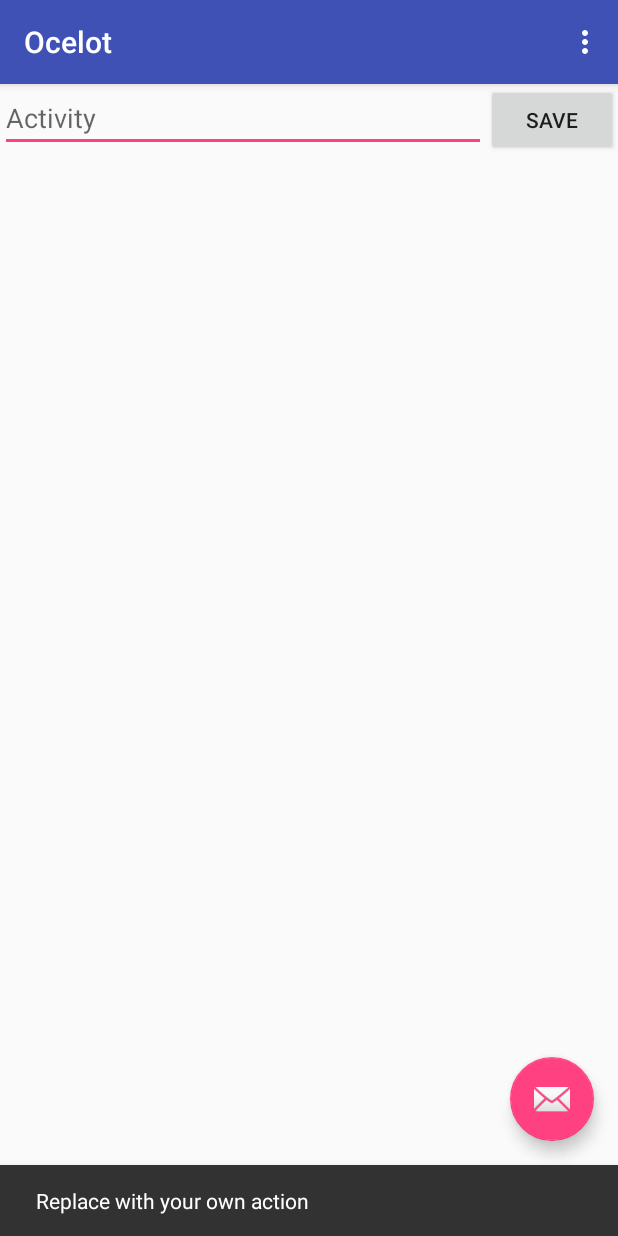
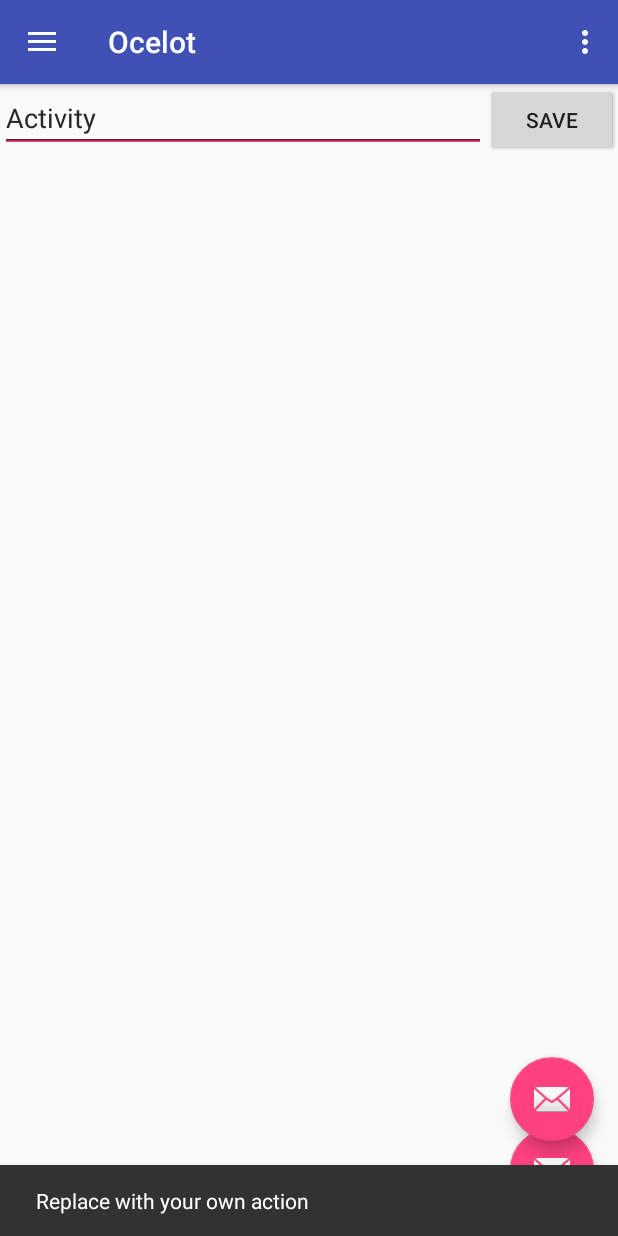
Before and after one commit to TheRoamingHare/ocelot-mobile, an Android app: the screen it shows after launch (MainActivity), after a tap on an icon or button, on a phone screen of 412 x 824 dp. Run offline under Robolectric (Android 15) with nearby library versions, the phone set to English and light mode, and no system bars.

Commit message:
navigation bar

```diff
--- a/app/src/main/java/com/mobile/ocelot/ocelot_mobile_test/MainActivity.java
+++ b/app/src/main/java/com/mobile/ocelot/ocelot_mobile_test/MainActivity.java
@@ -2,7 +2,11 @@ package com.mobile.ocelot.ocelot_mobile_test;
 
 import android.os.Bundle;
 import android.support.design.widget.FloatingActionButton;
+import android.support.design.widget.NavigationView;
 import android.support.design.widget.Snackbar;
+import android.support.v4.view.GravityCompat;
+import android.support.v4.widget.DrawerLayout;
+import android.support.v7.app.ActionBarDrawerToggle;
 import android.support.v7.app.AppCompatActivity;
 import android.support.v7.widget.Toolbar;
 import android.util.Log;
@@ -13,7 +17,7 @@ import android.content.Intent;
 import android.widget.EditText;
 
 
-public class MainActivity extends AppCompatActivity {
+public class MainActivity extends AppCompatActivity implements NavigationView.OnNavigationItemSelectedListener {
 
     public final static String EXTRA_MESSAGE = "com.mycompany.myfirstapp.MESSAGE";
     private static final String TAG = "MainActivity";
@@ -34,6 +38,25 @@ public class MainActivity extends AppCompatActivity {
                         .setAction("Action", null).show();
             }
         });
+
+        DrawerLayout drawer = (DrawerLayout) findViewById(R.id.drawer_layout);
+        ActionBarDrawerToggle toggle = new ActionBarDrawerToggle(
+                this, drawer, toolbar, R.string.navigation_drawer_open, R.string.navigation_drawer_close);
+        drawer.setDrawerListener(toggle);
+        toggle.syncState();
+
+        NavigationView navigationView = (NavigationView) findViewById(R.id.nav_view);
+        navigationView.setNavigationItemSelectedListener(this);
+    }
+
+    @Override
+    public void onBackPressed() {
+        DrawerLayout drawer = (DrawerLayout) findViewById(R.id.drawer_layout);
+        if (drawer.isDrawerOpen(GravityCompat.START)) {
+            drawer.closeDrawer(GravityCompat.START);
+        } else {
+            super.onBackPressed();
+        }
     }
 
     @Override
@@ -67,6 +90,27 @@ public class MainActivity extends AppCompatActivity {
         startActivity(intent);
     }
 
+    @SuppressWarnings("StatementWithEmptyBody")
+    @Override
+    public boolean onNavigationItemSelected(MenuItem item) {
+        // Handle navigation view item clicks here.
+        int id = item.getItemId();
+
+        if (id == R.id.new_logs) {
+            // Handle the camera action
+        } else if (id == R.id.log_calendar) {
+
+        } else if (id == R.id.new_record) {
+
+        } else if (id == R.id.record_calendar) {
+
+        }
+
+        DrawerLayout drawer = (DrawerLayout) findViewById(R.id.drawer_layout);
+        drawer.closeDrawer(GravityCompat.START);
+        return true;
+    }
+
     @Override
     public void onStart() {
         super.onStart();
--- /dev/null
+++ b/app/src/main/res/drawable-v21/ic_menu_send.xml
@@ -0,0 +1,9 @@
+<vector xmlns:android="http://schemas.android.com/apk/res/android"
+    android:width="24dp"
+    android:height="24dp"
+    android:viewportHeight="24.0"
+    android:viewportWidth="24.0">
+    <path
+        android:fillColor="#FF000000"
+        android:pathData="M2.01,21L23,12 2.01,3 2,10l15,2 -15,2z" />
+</vector>
--- /dev/null
+++ b/app/src/main/res/drawable-v21/ic_menu_share.xml
@@ -0,0 +1,9 @@
+<vector xmlns:android="http://schemas.android.com/apk/res/android"
+    android:width="24dp"
+    android:height="24dp"
+    android:viewportHeight="24.0"
+    android:viewportWidth="24.0">
+    <path
+        android:fillColor="#FF000000"
+        android:pathData="M18,16.08c-0.76,0 -1.44,0.3 -1.96,0.77L8.91,12.7c0.05,-0.23 0.09,-0.46 0.09,-0.7s-0.04,-0.47 -0.09,-0.7l7.05,-4.11c0.54,0.5 1.25,0.81 2.04,0.81 1.66,0 3,-1.34 3,-3s-1.34,-3 -3,-3 -3,1.34 -3,3c0,0.24 0.04,0.47 0.09,0.7L8.04,9.81C7.5,9.31 6.79,9 6,9c-1.66,0 -3,1.34 -3,3s1.34,3 3,3c0.79,0 1.5,-0.31 2.04,-0.81l7.12,4.16c-0.05,0.21 -0.08,0.43 -0.08,0.65 0,1.61 1.31,2.92 2.92,2.92 1.61,0 2.92,-1.31 2.92,-2.92s-1.31,-2.92 -2.92,-2.92z" />
+</vector>
--- a/app/src/main/res/layout/activity_main.xml
+++ b/app/src/main/res/layout/activity_main.xml
@@ -32,4 +32,29 @@
         android:layout_margin="@dimen/fab_margin"
         android:src="@android:drawable/ic_dialog_email"/>
 
+    <android.support.v4.widget.DrawerLayout xmlns:android="http://schemas.android.com/apk/res/android"
+        xmlns:app="http://schemas.android.com/apk/res-auto"
+        xmlns:tools="http://schemas.android.com/tools"
+        android:id="@+id/drawer_layout"
+        android:layout_width="match_parent"
+        android:layout_height="match_parent"
+        android:fitsSystemWindows="true"
+        tools:openDrawer="start">
+
+        <include
+            layout="@layout/app_bar_main"
+            android:layout_width="match_parent"
+            android:layout_height="match_parent" />
+
+        <android.support.design.widget.NavigationView
+            android:id="@+id/nav_view"
+            android:layout_width="wrap_content"
+            android:layout_height="match_parent"
+            android:layout_gravity="start"
+            android:fitsSystemWindows="true"
+            app:headerLayout="@layout/nav_header_main"
+            app:menu="@menu/activity_main_drawer" />
+
+    </android.support.v4.widget.DrawerLayout>
+
 </android.support.design.widget.CoordinatorLayout>
--- /dev/null
+++ b/app/src/main/res/layout/app_bar_main.xml
@@ -0,0 +1,34 @@
+<?xml version="1.0" encoding="utf-8"?>
+<android.support.design.widget.CoordinatorLayout xmlns:android="http://schemas.android.com/apk/res/android"
+    xmlns:app="http://schemas.android.com/apk/res-auto"
+    xmlns:tools="http://schemas.android.com/tools"
+    android:layout_width="match_parent"
+    android:layout_height="match_parent"
+    android:fitsSystemWindows="true"
+    tools:context="com.mobile.ocelet.cse5236.cse5236ma.MainActivity">
+
+    <android.support.design.widget.AppBarLayout
+        android:layout_width="match_parent"
+        android:layout_height="wrap_content"
+        android:theme="@style/AppTheme.AppBarOverlay">
+
+        <android.support.v7.widget.Toolbar
+            android:id="@+id/toolbar"
+            android:layout_width="match_parent"
+            android:layout_height="?attr/actionBarSize"
+            android:background="?attr/colorPrimary"
+            app:popupTheme="@style/AppTheme.PopupOverlay" />
+
+    </android.support.design.widget.AppBarLayout>
+
+    <include layout="@layout/content_main" />
+
+    <android.support.design.widget.FloatingActionButton
+        android:id="@+id/fab"
+        android:layout_width="wrap_content"
+        android:layout_height="wrap_content"
+        android:layout_gravity="bottom|end"
+        android:layout_margin="@dimen/fab_margin"
+        android:src="@android:drawable/ic_dialog_email" />
+
+</android.support.design.widget.CoordinatorLayout>
--- /dev/null
+++ b/app/src/main/res/menu/activity_main_drawer.xml
@@ -0,0 +1,30 @@
+<?xml version="1.0" encoding="utf-8"?>
+<menu xmlns:android="http://schemas.android.com/apk/res/android">
+
+    <item android:title="Activity Logs">
+        <menu>
+            <item
+                android:id="@+id/new_logs"
+                android:icon="@drawable/ic_menu_share"
+                android:title="Add Activity Log" />
+            <item
+                android:id="@+id/log_calendar"
+                android:icon="@drawable/ic_menu_send"
+                android:title="View old logs" />
+        </menu>
+    </item>
+
+    <item android:title="Thought Records">
+        <menu>
+            <item
+                android:id="@+id/new_record"
+                android:icon="@drawable/ic_menu_share"
+                android:title="New Thought Record" />
+            <item
+                android:id="@+id/record_calendar"
+                android:icon="@drawable/ic_menu_send"
+                android:title="View old records" />
+        </menu>
+    </item>
+
+</menu>
--- a/app/src/main/res/values/dimens.xml
+++ b/app/src/main/res/values/dimens.xml
@@ -3,4 +3,7 @@
     <dimen name="activity_horizontal_margin">16dp</dimen>
     <dimen name="activity_vertical_margin">16dp</dimen>
     <dimen name="fab_margin">16dp</dimen>
+    <!-- Default screen margins, per the Android Design guidelines. -->
+    <dimen name="nav_header_vertical_spacing">16dp</dimen>
+    <dimen name="nav_header_height">60dp</dimen>
 </resources>
--- a/app/src/main/res/values/strings.xml
+++ b/app/src/main/res/values/strings.xml
@@ -5,4 +5,6 @@
     <string name="button_send">Save</string>
     <string name="action_settings">Settings</string>
     <string name="title_activity_display_message">Activity Record</string>
+    <string name="navigation_drawer_open">Open navigation drawer</string>
+    <string name="navigation_drawer_close">Close navigation drawer</string>
 </resources>
```
Also changed, not shown: app/src/main/res/drawable-v21/ic_menu_camera.xml (added, +12 -0 lines), app/src/main/res/drawable-v21/ic_menu_gallery.xml (added, +9 -0 lines), app/src/main/res/drawable-v21/ic_menu_manage.xml (added, +9 -0 lines), app/src/main/res/drawable-v21/ic_menu_slideshow.xml (added, +9 -0 lines), app/src/main/res/drawable/side_nav_bar.xml (added, +9 -0 lines), app/src/main/res/layout/nav_header_main.xml (added, +22 -0 lines), 3 other files.
